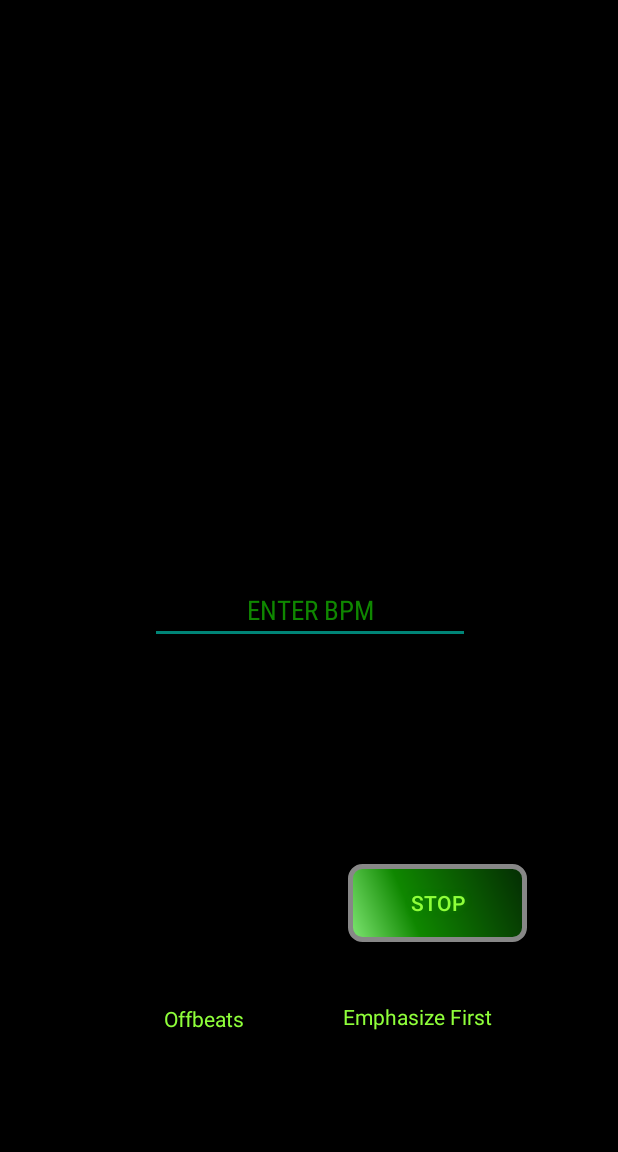
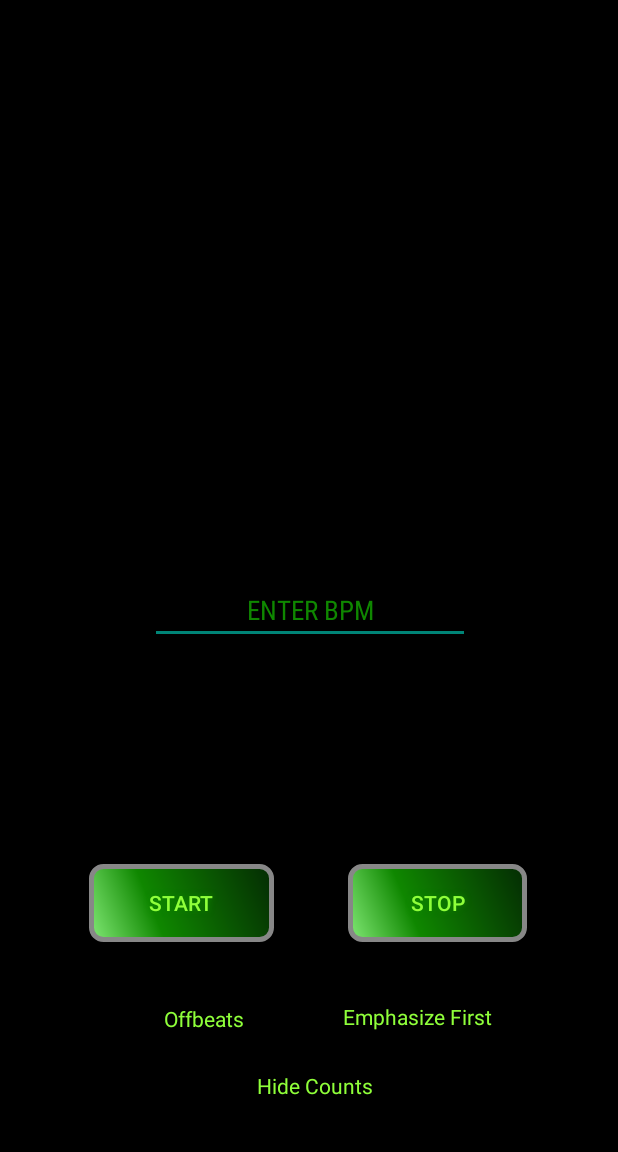
Before and after one commit to evanliu2/Doctor, an Android app: the screen it shows after launch (MainActivity before the commit, DoctorMainActivity after it), after a tap on "START", on a phone screen of 412 x 824 dp, the part 84-1236 px from its top. Run offline under Robolectric (Android 15) with nearby library versions, the phone set to English and light mode, and no system bars; 1 other tap on this screen came first.

Commit message:
Added Hide Counts option for metronome use Changed Title Screen

```diff
--- a/app/src/main/AndroidManifest.xml
+++ b/app/src/main/AndroidManifest.xml
@@ -9,7 +9,11 @@
         android:roundIcon="@mipmap/ic_launcher_round"
         android:supportsRtl="true"
         android:theme="@style/AppTheme">
-        <activity android:name=".MainActivity">
+        <activity android:name=".DoctorMainActivity"></activity>
+        <activity android:name=".ChordlistMainActivity"></activity>
+        <!--<activity android:name=".TransitionActivity"></activity>-->
+        <!--<activity android:name=".ActivityAdapter"></activity>-->
+        <activity android:name=".TitleActivity">
             <intent-filter>
                 <action android:name="android.intent.action.MAIN" />
 
--- a/app/src/main/java/com/example/doctor/MainActivity.java
+++ b/app/src/main/java/com/example/doctor/DoctorMainActivity.java
@@ -1,42 +1,41 @@
 package com.example.doctor;
 
-import android.app.ActionBar;
-import android.graphics.Color;
-import android.graphics.drawable.ColorDrawable;
 import android.media.AudioManager;
-import android.media.MediaPlayer;
 import android.media.SoundPool;
 import android.os.CountDownTimer;
 import android.support.v7.app.AppCompatActivity;
 import android.os.Bundle;
-import android.util.Log;
 import android.view.View;
 import android.widget.Button;
 import android.widget.CheckBox;
 import android.widget.TextView;
 import android.widget.Toast;
 
-import java.util.ArrayList;
-import java.util.List;
-
-public class MainActivity extends AppCompatActivity {
+public class DoctorMainActivity extends AppCompatActivity {
 
     private TextView bpm;
     private TextView beatdisplay;
+
     private Button start;
     private Button stop;
+
     private CheckBox offbeats;
     private CheckBox efirst;
+    private CheckBox hidecounts;
+
     private int userBpm;
     private int count;
+
     CountDownTimer countdown;
-    public static final String TAG = MainActivity.class.getSimpleName();
+
+    public static final String TAG = DoctorMainActivity.class.getSimpleName();
+
     private boolean stopped;
 
     @Override
     protected void onCreate(Bundle savedInstanceState) {
         super.onCreate(savedInstanceState);
-        setContentView(R.layout.activity_main);
+        setContentView(R.layout.doctor_main);
 
         wireWidgets();
 
@@ -51,21 +50,31 @@ public class MainActivity extends AppCompatActivity {
                 soundPool.autoPause();
                 soundPool.autoResume();
 
-                start.setEnabled(false);
-                start.setVisibility(View.INVISIBLE);
-                stop.setEnabled(true);
-                stop.setVisibility(View.VISIBLE);
+                if(hidecounts.isChecked())
+                {
+                    beatdisplay.setVisibility(View.INVISIBLE);
+                }
+
+                else
+                {
+                    beatdisplay.setVisibility(View.VISIBLE);
+                }
 
                 //Empty?
                 if(bpm.length() != 0) {
 
                     //Too Long?
                     if (Integer.parseInt(bpm.getText().toString()) > 300) {
-                        Toast.makeText(MainActivity.this, "Yeah...No...", Toast.LENGTH_SHORT).show();
+                        Toast.makeText(DoctorMainActivity.this, "Yeah...No...", Toast.LENGTH_SHORT).show();
                     }
 
                     //No? Cool
                     else {
+
+                        start.setEnabled(false);
+                        start.setVisibility(View.INVISIBLE);
+                        stop.setEnabled(true);
+                        stop.setVisibility(View.VISIBLE);
 
                         userBpm = Integer.parseInt(bpm.getText().toString());
                         final double beatsPerSec = userBpm / 60.0;
@@ -132,7 +141,7 @@ public class MainActivity extends AppCompatActivity {
 
                             @Override
                             public void onFinish() {
-                                Toast.makeText(MainActivity.this, "done!", Toast.LENGTH_SHORT).show();
+                                Toast.makeText(DoctorMainActivity.this, "done!", Toast.LENGTH_SHORT).show();
                             }
                         };
 
@@ -143,7 +152,7 @@ public class MainActivity extends AppCompatActivity {
 
                 else
                     {
-                        Toast.makeText(MainActivity.this, "Please Enter a Bpm!", Toast.LENGTH_SHORT).show();
+                        Toast.makeText(DoctorMainActivity.this, "Please Enter a Bpm!", Toast.LENGTH_SHORT).show();
                     }
 
                 }
@@ -180,6 +189,7 @@ public class MainActivity extends AppCompatActivity {
         stop = findViewById(R.id.button_main_stop);
         offbeats = findViewById(R.id.checkBox_main_offbeats);
         efirst = findViewById(R.id.checkBox_main_efirst);
+        hidecounts = findViewById(R.id.checkBox_main_hidecounts);
 
     }
 }
--- /dev/null
+++ b/app/src/main/java/com/example/doctor/TitleActivity.java
@@ -0,0 +1,37 @@
+package com.example.doctor;
+
+import android.content.Intent;
+import android.os.Bundle;
+import android.support.v7.app.AppCompatActivity;
+import android.view.View;
+import android.view.Window;
+import android.view.WindowManager;
+import android.widget.Button;
+import android.widget.TextView;
+
+public class TitleActivity extends AppCompatActivity{
+
+    private TextView title;
+    private Button start;
+
+    protected void onCreate(Bundle savedInstanceState) {
+        super.onCreate(savedInstanceState);
+        this.setContentView(R.layout.title_main);
+        this.getSupportActionBar().hide();
+
+        wireWidgets();
+
+        start.setOnClickListener(new View.OnClickListener() {
+            @Override
+            public void onClick(View v) {
+                Intent transition = new Intent( TitleActivity.this, DoctorMainActivity.class);
+                startActivity(transition);
+            }
+        });
+    }
+
+    private void wireWidgets() {
+        title = findViewById(R.id.textView_main_title);
+        start = findViewById(R.id.button_main_start);
+    }
+}
--- a/app/src/main/res/layout/activity_main.xml
+++ b/app/src/main/res/layout/doctor_main.xml
@@ -5,7 +5,7 @@
     android:layout_width="match_parent"
     android:layout_height="match_parent"
     android:background="@color/black"
-    tools:context=".MainActivity">
+    tools:context=".DoctorMainActivity">
 
     <Button
         android:id="@+id/button_main_stop"
@@ -95,4 +95,18 @@
         app:layout_constraintBottom_toBottomOf="parent"
         app:layout_constraintEnd_toEndOf="parent" />
 
+    <CheckBox
+        android:id="@+id/checkBox_main_hidecounts"
+        android:layout_width="wrap_content"
+        android:layout_height="wrap_content"
+        android:layout_marginBottom="28dp"
+        android:layout_marginEnd="8dp"
+        android:layout_marginStart="8dp"
+        android:text="Hide Counts"
+        android:textColor="@color/lightgreen"
+        app:layout_constraintBottom_toBottomOf="parent"
+        app:layout_constraintEnd_toEndOf="parent"
+        app:layout_constraintHorizontal_bias="0.459"
+        app:layout_constraintStart_toStartOf="parent" />
+
 </android.support.constraint.ConstraintLayout>
```
Also changed, not shown: app/src/main/java/com/example/doctor/ActivityAdapter.java (added, +57 -0 lines), app/src/main/java/com/example/doctor/ChordlistMainActivity.java (added, +16 -0 lines), app/src/main/java/com/example/doctor/TransitionActivity.java (added, +53 -0 lines), app/src/main/res/layout/chordlist_main.xml (added, +17 -0 lines), app/src/main/res/layout/item_activitylist.xml (added, +20 -0 lines), app/src/main/res/layout/title_main.xml (added, +39 -0 lines), app/src/main/res/layout/transition_main.xml (added, +21 -0 lines).
